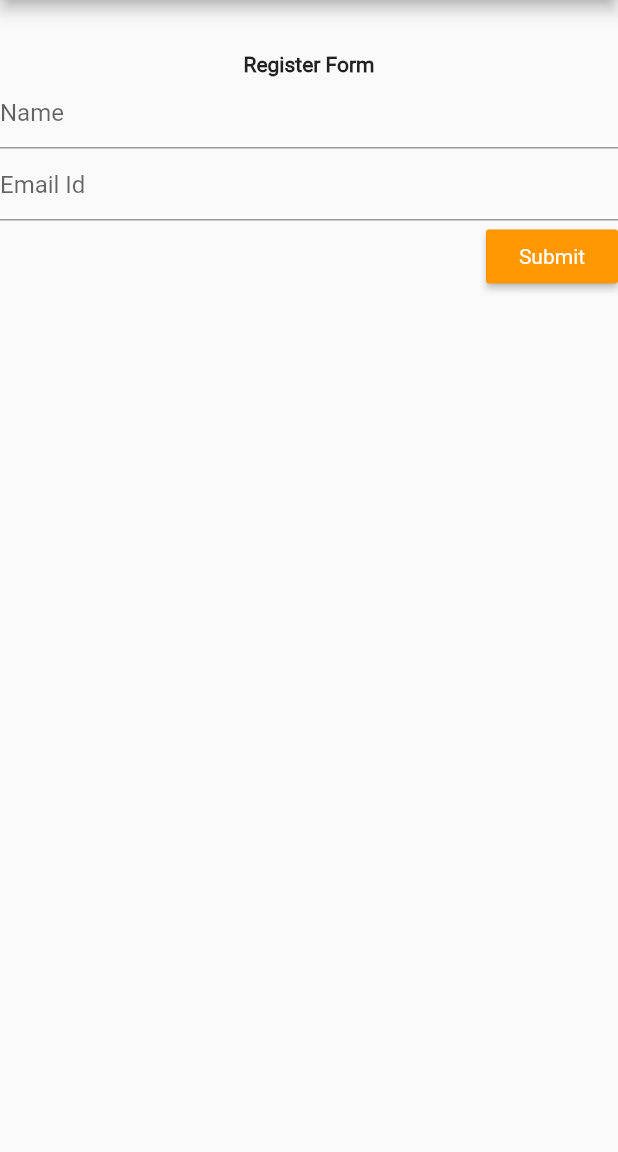
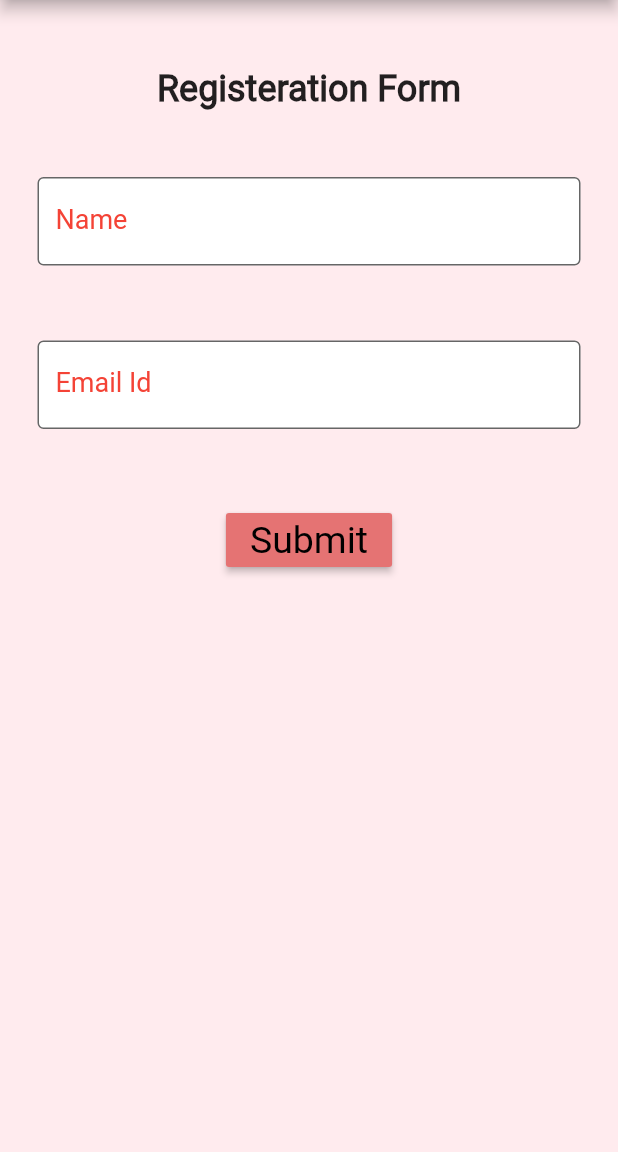
Before and after one commit to AksV73/PawPal, a Flutter app: the Page1 screen opened directly, on a phone screen of 412 x 824 dp, the part 84-1236 px from its top. Run offline on Flutter 3.47's test engine with Material 2 defaults, Android fonts, the phone set to English and light mode, and no system bars; our stand-ins replace pdf; missing offline and left inert: flutter_email_sender, mailer.

Commit message:
registeration form UI edited, final changes yet to be done

```diff
--- a/project/lib/quiz.dart
+++ b/project/lib/quiz.dart
@@ -19,6 +19,7 @@ class _Page1State extends State<Page1> {
   @override
   Widget build(BuildContext context) {
     return Scaffold(
+      backgroundColor: Colors.red[50],
       appBar:  AppBar(
         backgroundColor: Colors.red[300],
         title: Text(
@@ -52,28 +53,64 @@ class _Page1State extends State<Page1> {
         child: Column(
           children: <Widget>[
             Padding(
-              padding: const EdgeInsets.only(top: 35.0),
-            ),
-
-            Text('Register Form',
-              style: TextStyle(fontWeight: FontWeight.bold, fontSize: 14.0),),
-
-            TextFormField(
+              padding: const EdgeInsets.only(top: 45.0),
+            ),
+
+            Container(
+              child: Text('Registeration Form',
+                style: TextStyle(fontWeight: FontWeight.bold, fontSize: 24.0),
+              ),
+            ),
+
+            Padding(
+              padding: EdgeInsets.only(top: 20.0),
+            ),
+
+
+            Padding(
+              padding: const EdgeInsets.all(25.0),
+              child: TextFormField(
                 controller: etUsername,
                 decoration: InputDecoration(
-                  hintText: 'Name'
-              ),
-            ),
-            TextFormField(
+                  border: OutlineInputBorder(),
+                  filled: true,
+                  fillColor: Colors.white,
+                  labelText: 'Name',
+                  labelStyle: TextStyle(
+                    fontSize: 18,
+                    fontWeight: FontWeight.w500,
+                    color: Colors.red,
+                  ),
+                ),
+              ),
+            ),
+
+            Padding(
+              padding: const EdgeInsets.all(25.0),
+              child: TextFormField(
                 controller: etEmailid,
                 decoration: InputDecoration(
-                  hintText: 'Email Id'
-              ),
-            ),
-
-
-            Container(
-              alignment: Alignment.centerRight,
+                  border: OutlineInputBorder(),
+                  filled: true,
+                  fillColor: Colors.white,
+                  labelText: 'Email Id',
+                  labelStyle: TextStyle(
+                    fontSize: 18,
+                    fontWeight: FontWeight.w500,
+                    color: Colors.red,
+                  ),
+                ),
+              ),
+            ),
+
+
+
+            Padding(
+              padding: const EdgeInsets.all(25.0),
+              child: Container(
+                width: 200.0,
+//                padding: EdgeInsets.all(25.0),
+                alignment: Alignment.center,
                 child: MaterialButton(onPressed: () {
                   setState(() {
                     nUsername = etUsername.text;
@@ -82,15 +119,19 @@ class _Page1State extends State<Page1> {
                   clearTextInput();
                   Navigator.push(context, MaterialPageRoute(builder: (context) => qu0()));
                 },
-
-                color: Colors.orange,
-                textColor: Colors.white,
-                child: Text('Submit'),
-              ),
-
-            ),
-
-
+                  color: Colors.red[300],
+                  textColor: Colors.black,
+                  child: Text(
+                      'Submit',
+                    style: TextStyle(
+                      fontSize: 25.0,
+                    ),
+
+                  ),
+                ),
+
+              ),
+            ),
 
           ],
         ),
```
Lines whose indentation alone changed are shown as unchanged.
